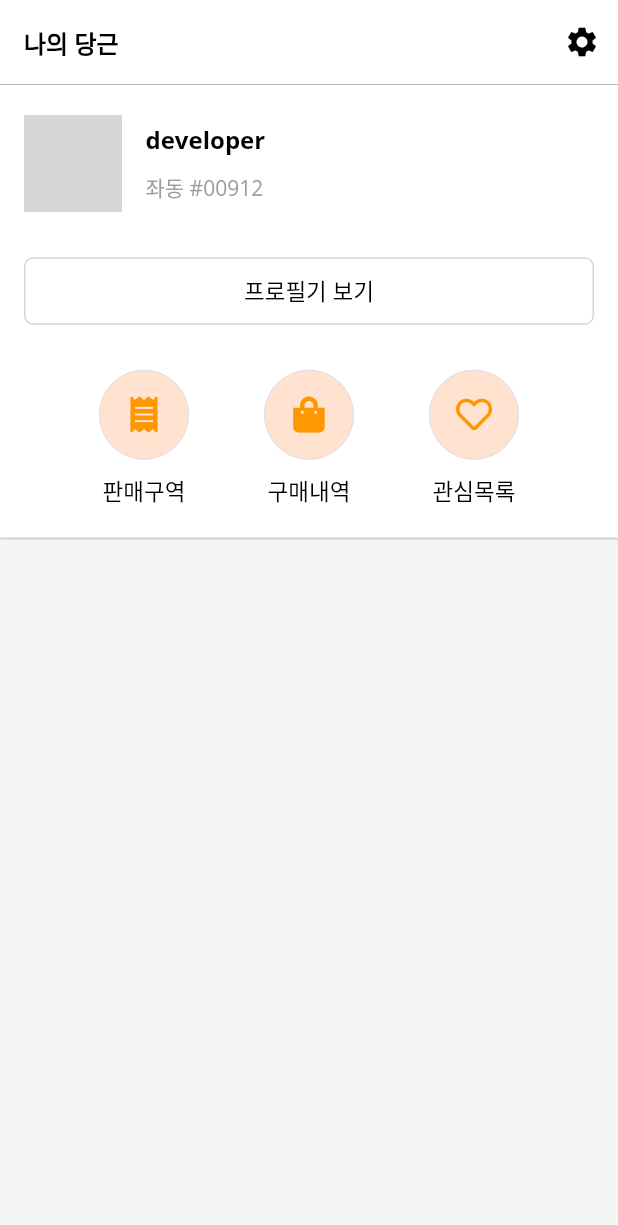
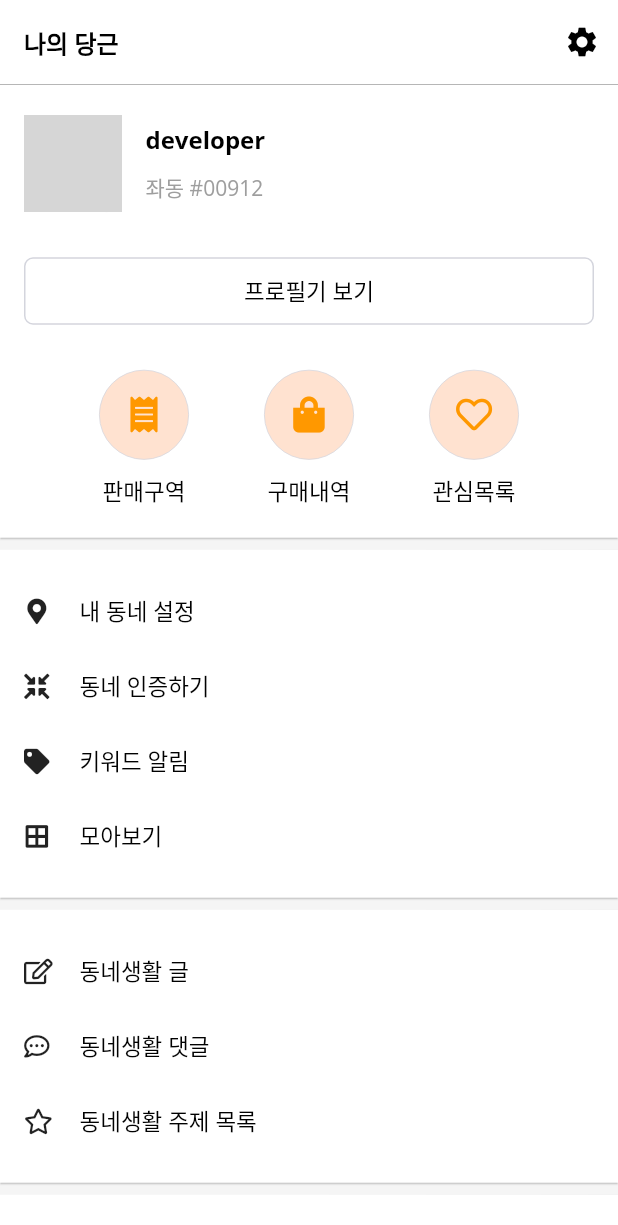
Before and after one commit to hmg0616/carrot_market_ui_flutter, a Flutter app: the MyCarrotScreen screen opened directly, on a phone screen of 412 x 824 dp. Shown: the top 1225 px of the screen. Run offline on Flutter 3.47's test engine with Material 2 defaults, Android fonts, the phone set to English and light mode, and no system bars; our stand-ins replace font_awesome_flutter, google_fonts; network calls fail; grey boxes are pictures that could not be loaded.

Commit message:
나의 당근 메뉴 - 하단 아이콘 버튼 리스트

```diff
--- /dev/null
+++ b/lib/models/icon_menu.dart
@@ -0,0 +1,27 @@
+import 'package:flutter/material.dart';
+import 'package:font_awesome_flutter/font_awesome_flutter.dart';
+
+class IconMenu {
+  final String title;
+  final IconData iconData;
+  IconMenu({required this.title, required this.iconData});
+}
+
+// 샘플 데이터
+final List<IconMenu> iconMenu1 = [
+  IconMenu(title: '내 동네 설정', iconData: FontAwesomeIcons.mapMarkerAlt),
+  IconMenu(title: '동네 인증하기', iconData: FontAwesomeIcons.compressArrowsAlt),
+  IconMenu(title: '키워드 알림', iconData: FontAwesomeIcons.tag),
+  IconMenu(title: '모아보기', iconData: FontAwesomeIcons.borderAll)
+];
+
+final List<IconMenu> iconMenu2 = [
+  IconMenu(title: '동네생활 글', iconData: FontAwesomeIcons.edit),
+  IconMenu(title: '동네생활 댓글', iconData: FontAwesomeIcons.commentDots),
+  IconMenu(title: '동네생활 주제 목록', iconData: FontAwesomeIcons.star)
+];
+
+final List<IconMenu> iconMenu3 = [
+  IconMenu(title: '비즈프로필 관리', iconData: FontAwesomeIcons.store),
+  IconMenu(title: '지역광고', iconData: FontAwesomeIcons.bullhorn)
+];
--- /dev/null
+++ b/lib/screens/my_carrot/components/card_icon_menu.dart
@@ -0,0 +1,44 @@
+import 'package:carrot_market_ui/models/icon_menu.dart';
+import 'package:carrot_market_ui/theme.dart';
+import 'package:flutter/material.dart';
+
+class CardIconMenu extends StatelessWidget {
+
+  final List<IconMenu> iconMenuList;
+
+  CardIconMenu({required this.iconMenuList});
+
+  @override
+  Widget build(BuildContext context) {
+    return Card( // 입체감과 모서리에 곡선이 필요한 위젯을 만들 때 사용하는 위젯. 위젯 크기는 지정할 수 없고 부모 위젯의 제약과 자식 위젯 크기에 따라 결정됨. 기본적으로 margin을 가지고 있음.
+      elevation: 0.5, // 음영
+      margin: EdgeInsets.zero, // 외부여백
+      shape: RoundedRectangleBorder(borderRadius: BorderRadius.circular(0.0)),
+      child: Padding(
+        padding: const EdgeInsets.all(16.0), // 내부여백
+        child: Column(
+          children: List.generate(
+            iconMenuList.length,
+            (index) => _buildRowIconItem(
+              iconMenuList[index].title, iconMenuList[index].iconData
+            )
+          ),
+        ),
+      ),
+
+    );
+  }
+
+  Widget _buildRowIconItem(String title, IconData iconData) {
+    return Container(
+      height: 50,
+      child: Row(
+        children: [
+          Icon(iconData, size: 17),
+          SizedBox(width: 20),
+          Text(title, style: textTheme().subtitle1)
+        ],
+      ),
+    );
+  }
+}
--- a/lib/screens/my_carrot/my_carrot_screen.dart
+++ b/lib/screens/my_carrot/my_carrot_screen.dart
@@ -1,5 +1,8 @@
 import 'package:carrot_market_ui/screens/my_carrot/components/my_carrot_header.dart';
 import 'package:flutter/material.dart';
+
+import '../../models/icon_menu.dart';
+import 'components/card_icon_menu.dart';
 
 class MyCarrotScreen extends StatelessWidget {
   @override
@@ -20,11 +23,11 @@ class MyCarrotScreen extends StatelessWidget {
         children: [
           MyCarrotHeader(),
           const SizedBox(height: 8.0),
-          //CardIconMenu(iconMenuList: iconMenu1),
+          CardIconMenu(iconMenuList: iconMenu1),
           const SizedBox(height: 8.0),
-          //CardIconMenu(iconMenuList: iconMenu2),
+          CardIconMenu(iconMenuList: iconMenu2),
           const SizedBox(height: 8.0),
-          //CardIconMenu(iconMenuList: iconMenu3),
+          CardIconMenu(iconMenuList: iconMenu3),
         ],
       ),
     );
```
